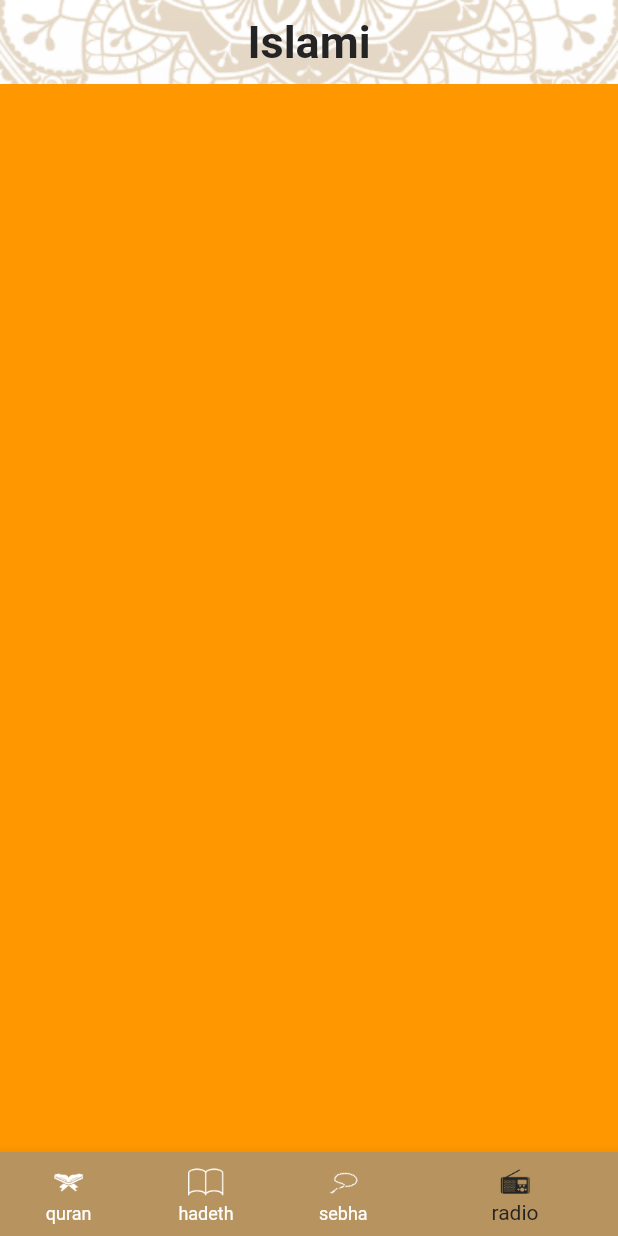
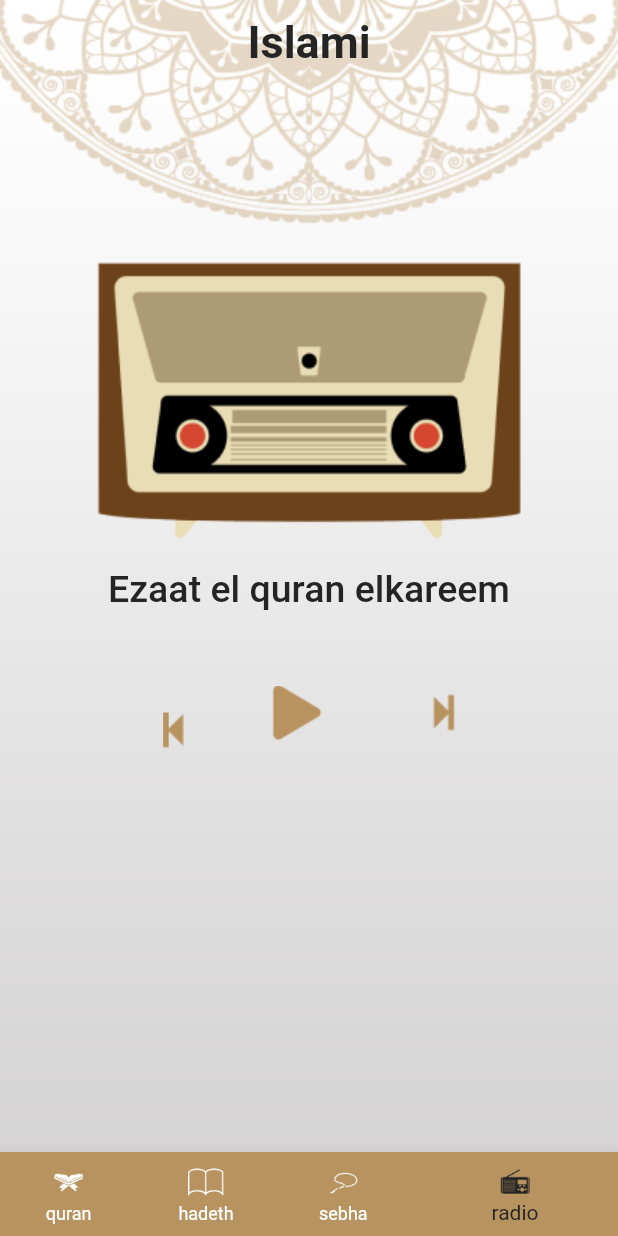
Before and after one commit to sohailadaoud/islamy_app, a Flutter app: the screen it shows after launch, item 4 of the bottom bar chosen, on a phone screen of 412 x 824 dp. Run offline on Flutter 3.47's test engine with Material 2 defaults, Android fonts, the light colour scheme and no system bars.

Commit message:
added the radio screen in light mode and added the photo of radio and below it text and the play buttons

```diff
--- a/lib/home/radio/radio_tab.dart
+++ b/lib/home/radio/radio_tab.dart
@@ -3,8 +3,20 @@ import 'package:flutter/material.dart';
 class RadioTab extends StatelessWidget {
   @override
   Widget build(BuildContext context) {
-    return Container(
-      color: Colors.orange,
+    return Column(
+      children: [
+        Container(
+            //padding: EdgeInsets.all(20),
+            margin: EdgeInsets.fromLTRB(0, 100, 0, 0),
+            child: Center(child: Image.asset('assets/images/radio.png'))),
+        Text('Ezaat el quran elkareem',
+            style: Theme.of(context).textTheme.titleMedium),
+        Container(
+            //padding: EdgeInsets.all(20),
+            margin: EdgeInsets.fromLTRB(0, 50, 0, 0),
+            child:
+                Center(child: Image.asset('assets/images/play_buttons.png'))),
+      ],
     );
   }
 }
```
Also changed, not shown: assets/images/2.0x/radio2x.png (added), assets/images/3.0x/radio3x.png (added), assets/images/play_buttons.png (added), assets/images/radio.png (added).
